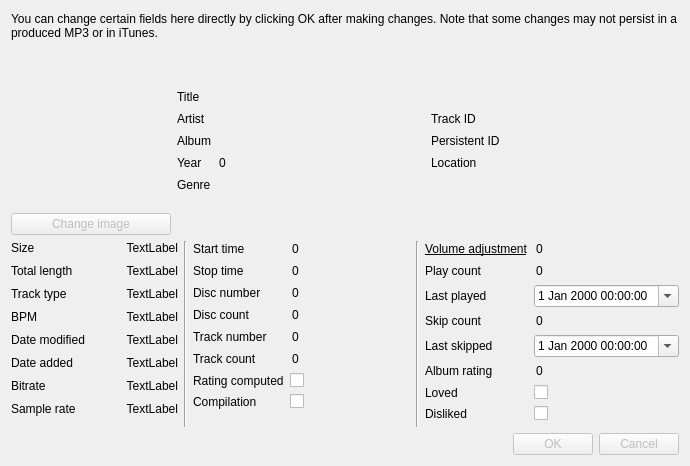
Qt form song_info.ui (lgactna/bpsync) before a commit.
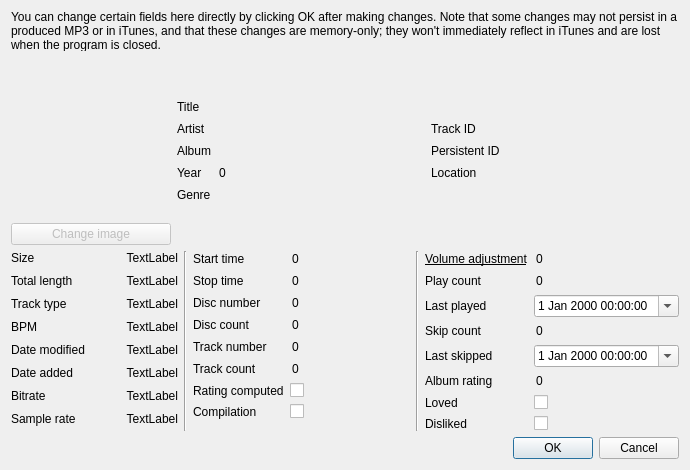
The same form after that commit.

Commit message: intial support for song info window and thread stopping

Patch:
```diff
--- a/song_info.ui
+++ b/song_info.ui
@@ -36,13 +36,13 @@
      <property name="minimumSize">
       <size>
        <width>0</width>
-       <height>30</height>
+       <height>40</height>
       </size>
      </property>
      <property name="maximumSize">
       <size>
        <width>16777215</width>
-       <height>30</height>
+       <height>40</height>
       </size>
      </property>
      <property name="styleSheet">
@@ -51,7 +51,7 @@
 }</string>
      </property>
      <property name="text">
-      <string>You can change certain fields here directly by clicking OK after making changes. Note that some changes may not persist in a produced MP3 or in iTunes. </string>
+      <string>You can change certain fields here directly by clicking OK after making changes. Note that some changes may not persist in a produced MP3 or in iTunes, and that these changes are memory-only; they won't immediately reflect in iTunes and are lost when the program is closed.</string>
      </property>
      <property name="wordWrap">
       <bool>true</bool>
@@ -652,9 +652,6 @@
    </item>
    <item>
     <widget class="QDialogButtonBox" name="buttonBox">
-     <property name="enabled">
-      <bool>false</bool>
-     </property>
      <property name="orientation">
       <enum>Qt::Horizontal</enum>
      </property>
```
The commit also changes 5 other files.
